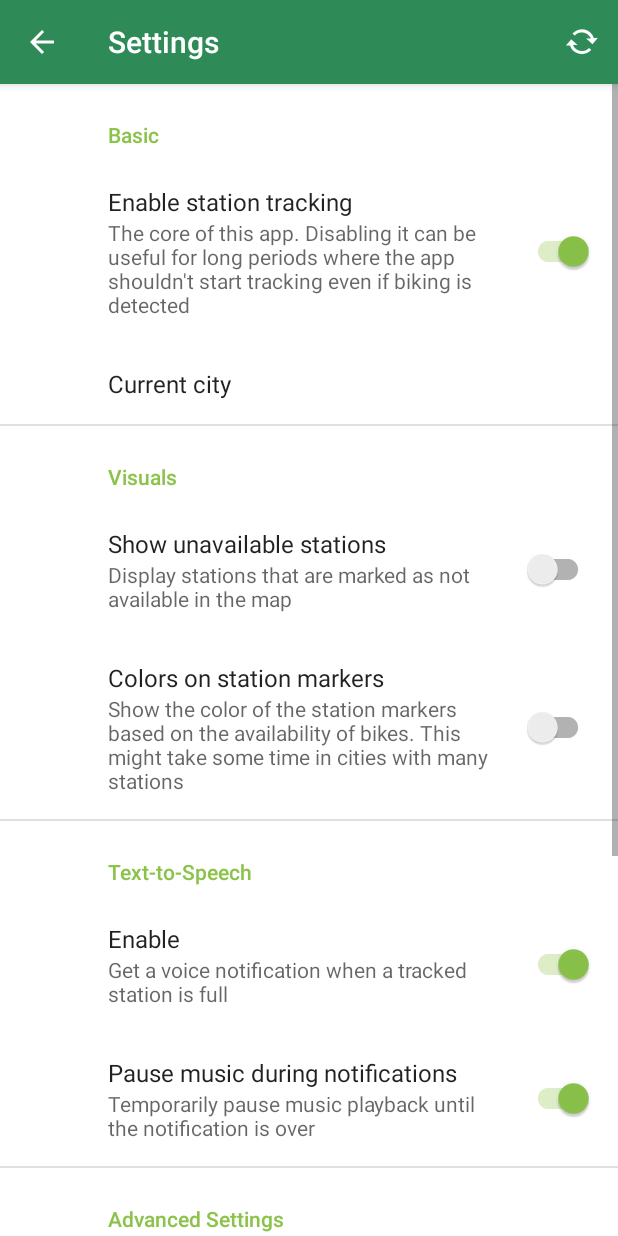
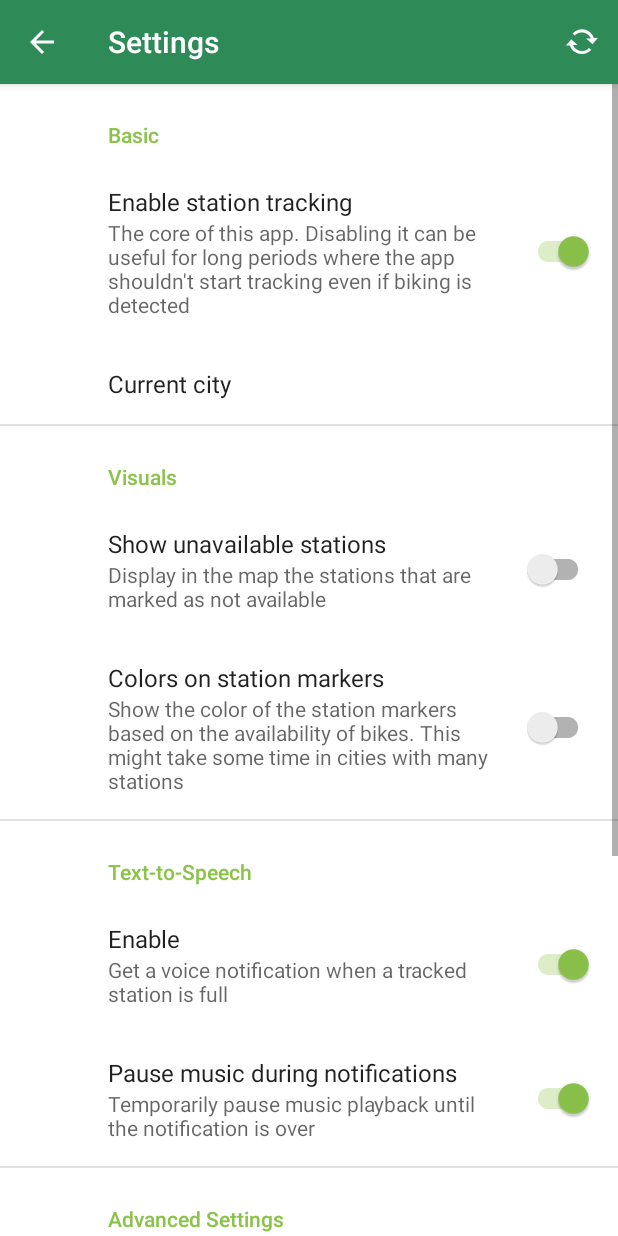
Before and after one commit to Martin--M/ShareDocks, an Android app: the screen it shows after launch (MapsActivity), after a tap on "Settings", on a phone screen of 412 x 824 dp. Run offline under Robolectric (Android 15) with nearby library versions, the phone set to English and light mode, and no system bars; our stand-ins replace androidx.preference.

Commit message:
resources: strings: minor updates to text strings
In French:
- Change from active voice to passive voice
- Reduce length in places where it got cut off

In English and French:
- Minor clarifications
- Change "nickname" to "custom name"

```diff
--- a/app/src/main/res/values/strings.xml
+++ b/app/src/main/res/values/strings.xml
@@ -32,7 +32,7 @@
     <string name="settings_entry_title_color_code">Colors on station markers</string>
     <string name="settings_entry_summary_color_code">Show the color of the station markers based on the availability of bikes. This might take some time in cities with many stations</string>
     <string name="settings_entry_title_responsiveness">Responsiveness during map load</string>
-    <string name="settings_entry_summary_responsiveness">A \'0\' here means that all markers will be color coded before loading the map. A higher value represents how slowly will the markers be color coded after the map is displayed and usable</string>
+    <string name="settings_entry_summary_responsiveness">A lower value means the colors will load faster, but the map could experience some lag. With a higher value, the load will be slower, but the experience will be smoother</string>
     <string name="settings_category_title_visuals">Visuals</string>
     <string name="settings_category_entry_tts">Text-to-Speech</string>
     <string name="settings_entry_title_tts_enable">Enable</string>
@@ -51,11 +51,11 @@
     <string name="about_license_details">ShareDocks is released for free under GNU GPLv3</string>
     <string name="about_source_code">Source code</string>
     <string name="about_source_code_details" tools:ignore="TypographyDashes">Hosted on GitHub @ Martin--M/ShareDocks</string>
-    <string name="popup_button_nickname">Nickname</string>
-    <string name="dialog_nickname_hint">Enter a nickname</string>
+    <string name="popup_button_nickname">Customize</string>
+    <string name="dialog_nickname_hint">Enter a custom name for the station</string>
     <string name="dialog_nickname_button_ok">OK</string>
     <string name="dialog_nickname_button_cancel">Cancel</string>
-    <string name="dialog_nickname_button_remove">Remove nickname</string>
-    <string name="settings_entry_summary_show_unavailable_stations">Display stations that are marked as not available in the map</string>
+    <string name="dialog_nickname_button_remove">Remove custom name</string>
+    <string name="settings_entry_summary_show_unavailable_stations">Display in the map the stations that are marked as not available</string>
     <string name="settings_entry_title_show_unavailable_stations">Show unavailable stations</string>
 </resources>
```
Also changed, not shown: 1 other file.
